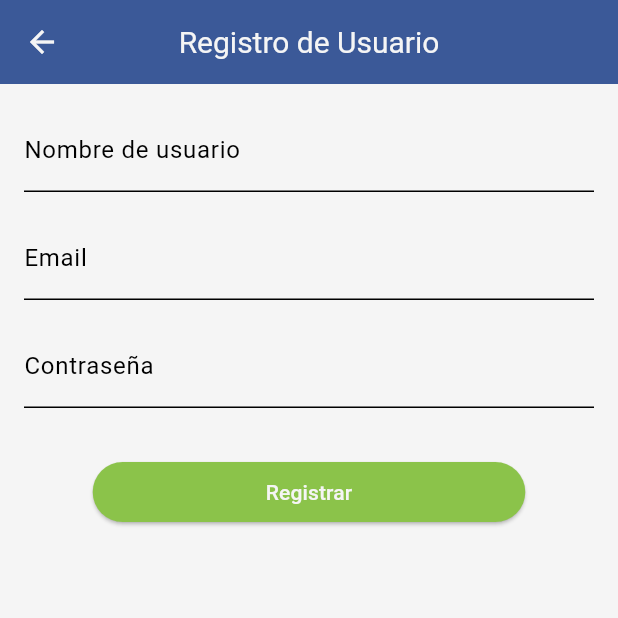
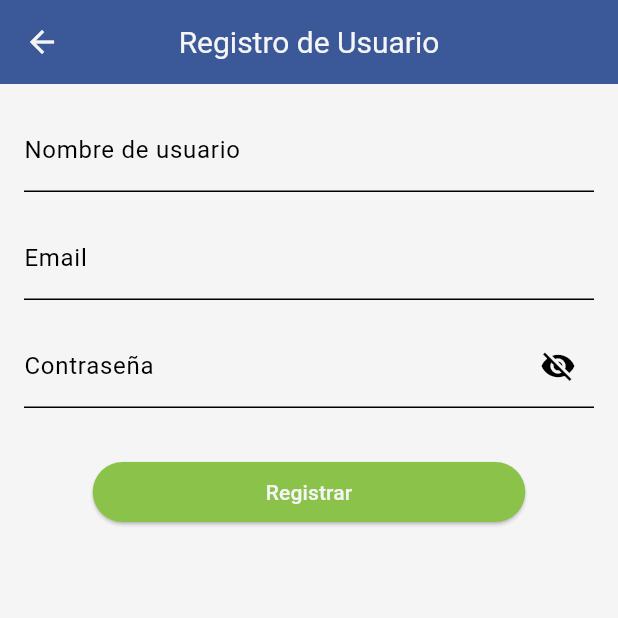
Before and after one commit to J-Manriquez/control_gastos, a Flutter app: the RegisterScreen screen opened directly, after a tap on "Registrar", on a phone screen of 412 x 824 dp, the top half of it. Run offline on Flutter 3.47's test engine with Material 3 defaults, Android fonts, the phone set to English and light mode, and no system bars; our stand-ins replace cloud_firestore, firebase_auth, firebase_core, logger, rxdart, shared_preferences; accounts and stored records are empty; network calls fail.

Commit message:
cambios esteticos al inicio y en reordable

```diff
--- a/lib/screens/inicio/register_screen.dart
+++ b/lib/screens/inicio/register_screen.dart
@@ -1,5 +1,6 @@
 import 'package:control_gastos/database/singleton_db.dart';
 import 'package:control_gastos/models/user_model.dart';
+import 'package:control_gastos/screens/gastos/gastos_screen.dart';
 import 'package:control_gastos/screens/inicio/welcome_screen.dart';
 import 'package:control_gastos/services/provider_colors.dart';
 import 'package:flutter/material.dart';
@@ -19,6 +20,7 @@ class _RegisterScreenState extends State<RegisterScreen> {
   final TextEditingController _emailController = TextEditingController();
   final TextEditingController _passwordController = TextEditingController();
   final TextEditingController _usernameController = TextEditingController();
+  bool _isPasswordVisible = false; // Nueva variable de estado
 
   // Instancia de AuthService para usar sus métodos
   final AuthService _authService = AuthService();
@@ -56,9 +58,11 @@ class _RegisterScreenState extends State<RegisterScreen> {
           const SnackBar(content: Text('Usuario registrado con éxito')),
         );
 
-        Navigator.push(
+        // Navegar a ExpenseGroupsScreen en lugar de WelcomeScreen
+        Navigator.pushReplacement(
           context,
-          MaterialPageRoute(builder: (context) => WelcomeScreen()),
+          MaterialPageRoute(
+              builder: (context) => ExpenseGroupsScreen(userUid: user.uid)),
         );
       }
     } catch (e) {
@@ -70,7 +74,8 @@ class _RegisterScreenState extends State<RegisterScreen> {
 
   @override
   Widget build(BuildContext context) {
-    final colors = Provider.of<ColorProvider>(context).colors; // Obtiene los colores del provider
+    final colors = Provider.of<ColorProvider>(context)
+        .colors; // Obtiene los colores del provider
 
     return Scaffold(
       backgroundColor: colors.backgroundColor, // Aplica el color de fondo
@@ -78,8 +83,11 @@ class _RegisterScreenState extends State<RegisterScreen> {
         title: const Text('Registro de Usuario'),
         centerTitle: true,
         backgroundColor: colors.appBarColor, // Color de AppBar
-        titleTextStyle: TextStyle(color: colors.secondaryTextColor, fontSize: 20), // Color del texto del AppBar
-        iconTheme: IconThemeData(color: colors.secondaryTextColor), // Color de los iconos del AppBar
+        titleTextStyle: TextStyle(
+            color: colors.secondaryTextColor,
+            fontSize: 20), // Color del texto del AppBar
+        iconTheme: IconThemeData(
+            color: colors.secondaryTextColor), // Color de los iconos del AppBar
       ),
       body: Padding(
         padding: const EdgeInsets.all(16.0),
@@ -122,6 +130,8 @@ class _RegisterScreenState extends State<RegisterScreen> {
             // Campo de contraseña
             TextField(
               controller: _passwordController,
+              obscureText: !_isPasswordVisible,
+              style: TextStyle(color: colors.primaryTextColor),
               decoration: InputDecoration(
                 labelText: 'Contraseña',
                 labelStyle: TextStyle(color: colors.primaryTextColor),
@@ -131,19 +141,31 @@ class _RegisterScreenState extends State<RegisterScreen> {
                 enabledBorder: UnderlineInputBorder(
                   borderSide: BorderSide(color: colors.primaryTextColor),
                 ),
+                suffixIcon: IconButton( // Nuevo IconButton
+                  icon: Icon(
+                    _isPasswordVisible ? Icons.visibility : Icons.visibility_off,
+                    color: colors.primaryTextColor,
+                  ),
+                  onPressed: () {
+                    setState(() {
+                      _isPasswordVisible = !_isPasswordVisible;
+                    });
+                  },
+                ),
               ),
-              obscureText: true,
-              style: TextStyle(color: colors.primaryTextColor),
+
             ),
             const SizedBox(height: 32), // Espacio entre los campos y el botón
 
             // Botón de registro
             SizedBox(
-              width: MediaQuery.of(context).size.width * 0.7, // Botón con 70% del ancho
+              width: MediaQuery.of(context).size.width *
+                  0.7, // Botón con 70% del ancho
               child: ElevatedButton(
                 onPressed: _register,
                 style: ElevatedButton.styleFrom(
-                  backgroundColor: colors.positiveColor, // Color de fondo del botón
+                  backgroundColor:
+                      colors.positiveColor, // Color de fondo del botón
                 ),
                 child: Text(
                   'Registrar',
```
Also changed, not shown: lib/screens/gastos/gastos_screen.dart (+33 -1 lines), lib/screens/inicio/login_screen.dart (+19 -1 lines), lib/services/auth_service.dart (+15 -11 lines), pubspec.lock, 1 other file.
